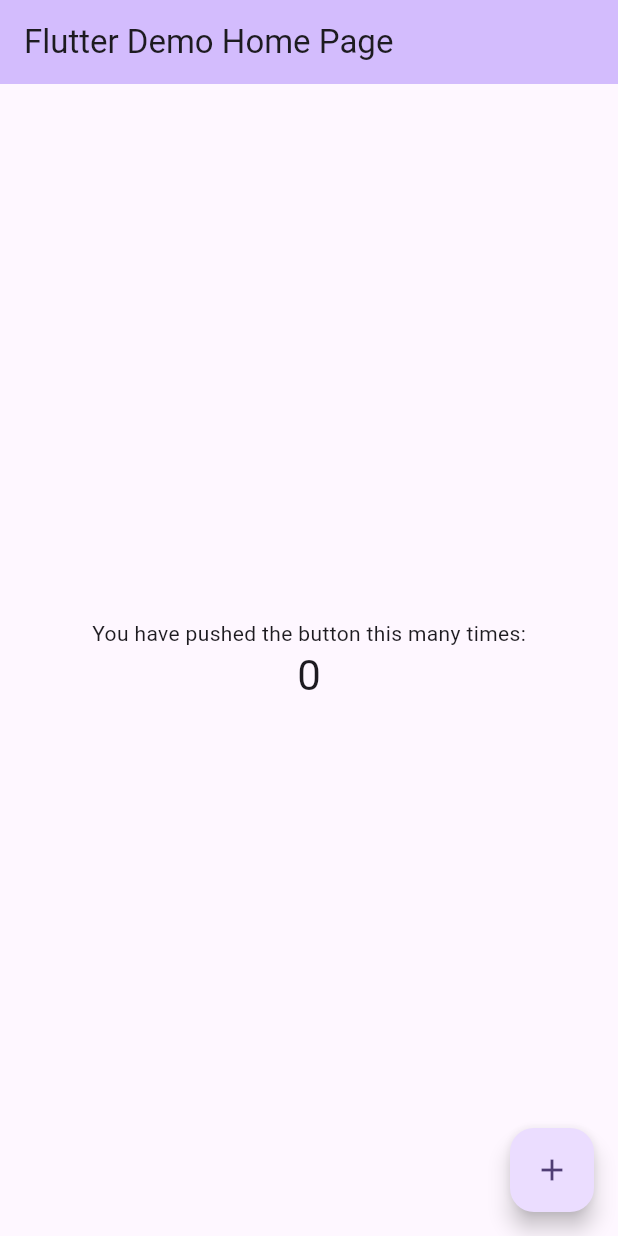
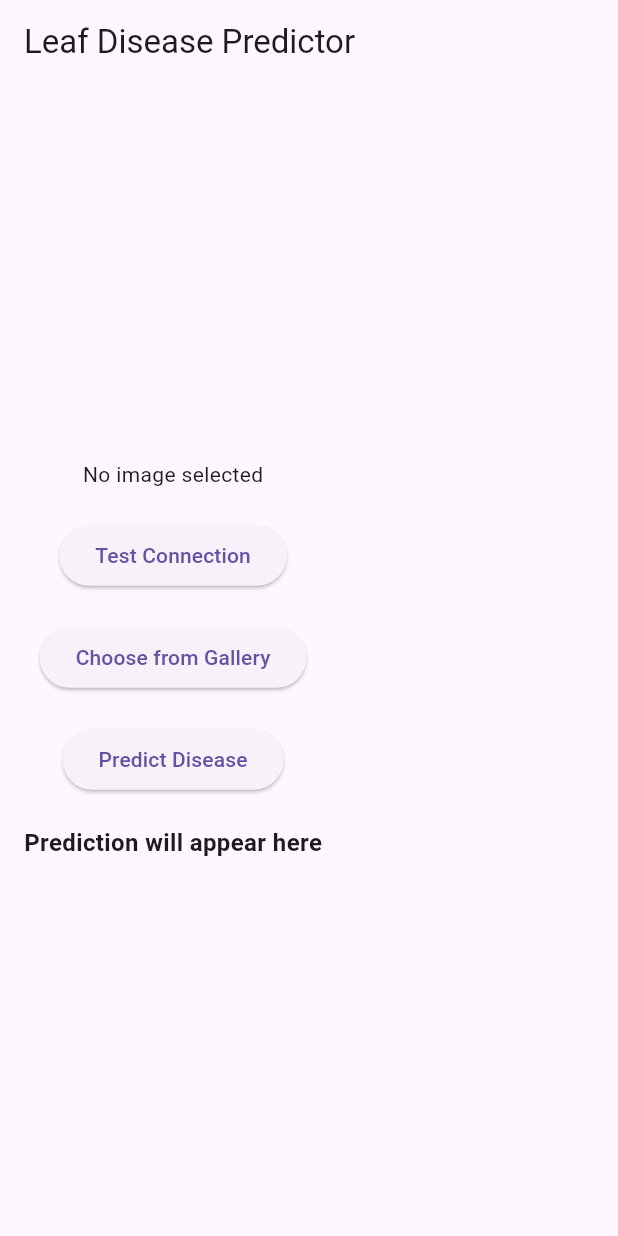
Before and after one commit to farisazny/MAD-Leaf-Disease-Flutter-App, a Flutter app: the screen it shows after launch, on a phone screen of 412 x 824 dp. Run offline on Flutter 3.47's test engine with Material 3 defaults, Android fonts, the phone set to English and light mode, and no system bars; our stand-ins replace image_picker.

Commit message:
Made main.dart for Predict Page
can be changed later as it's own predict.dart. I did this to test calling the API from Flutter.

```diff
--- a/flutter_leaf_disease_app/lib/main.dart
+++ b/flutter_leaf_disease_app/lib/main.dart
@@ -1,125 +1,128 @@
+import 'dart:convert';
+import 'package:http/http.dart' as http;
 import 'package:flutter/material.dart';
+import 'dart:io';
+import 'package:image_picker/image_picker.dart';
 
 void main() {
-  runApp(const MyApp());
+  runApp(MyApp());
 }
 
 class MyApp extends StatelessWidget {
-  const MyApp({super.key});
-
-  // This widget is the root of your application.
   @override
   Widget build(BuildContext context) {
     return MaterialApp(
-      title: 'Flutter Demo',
-      theme: ThemeData(
-        // This is the theme of your application.
-        //
-        // TRY THIS: Try running your application with "flutter run". You'll see
-        // the application has a blue toolbar. Then, without quitting the app,
-        // try changing the seedColor in the colorScheme below to Colors.green
-        // and then invoke "hot reload" (save your changes or press the "hot
-        // reload" button in a Flutter-supported IDE, or press "r" if you used
-        // the command line to start the app).
-        //
-        // Notice that the counter didn't reset back to zero; the application
-        // state is not lost during the reload. To reset the state, use hot
-        // restart instead.
-        //
-        // This works for code too, not just values: Most code changes can be
-        // tested with just a hot reload.
-        colorScheme: ColorScheme.fromSeed(seedColor: Colors.deepPurple),
-        useMaterial3: true,
-      ),
-      home: const MyHomePage(title: 'Flutter Demo Home Page'),
+      home: LeafDiseasePredictor(),
     );
   }
 }
 
-class MyHomePage extends StatefulWidget {
-  const MyHomePage({super.key, required this.title});
-
-  // This widget is the home page of your application. It is stateful, meaning
-  // that it has a State object (defined below) that contains fields that affect
-  // how it looks.
-
-  // This class is the configuration for the state. It holds the values (in this
-  // case the title) provided by the parent (in this case the App widget) and
-  // used by the build method of the State. Fields in a Widget subclass are
-  // always marked "final".
-
-  final String title;
-
+class LeafDiseasePredictor extends StatefulWidget {
   @override
-  State<MyHomePage> createState() => _MyHomePageState();
+  _LeafDiseasePredictorState createState() => _LeafDiseasePredictorState();
 }
 
-class _MyHomePageState extends State<MyHomePage> {
-  int _counter = 0;
+class _LeafDiseasePredictorState extends State<LeafDiseasePredictor> {
+  File? _image;
+  String _prediction = "Prediction will appear here";
 
-  void _incrementCounter() {
+  Future<Map<String, dynamic>> detectDisease(String imagePath) async {
+    final String apiUrl = 'http://10.0.2.2:5000/predict'; // Replace with your Flask API endpoint
+
+    try {
+      var request = http.MultipartRequest('POST', Uri.parse(apiUrl))
+        ..files.add(await http.MultipartFile.fromPath('img', imagePath));
+
+      final response = await request.send();
+      final Map<String, dynamic> data = json.decode(await response.stream.bytesToString());
+
+      return data;
+    } catch (e) {
+      throw Exception('Error: $e');
+    }
+  }
+
+  Future<void> _testConnection() async {
+    // Replace the API endpoint with your Flask API endpoint
+    const testConnectionUrl = "http://10.0.2.2:5000/testConnection";
+
+    try {
+      final response = await http.get(Uri.parse(testConnectionUrl));
+
+      if (response.statusCode == 200) {
+        print("Connection Successful");
+      } else {
+        print("Connection Failed");
+      }
+    } catch (e) {
+      print("Error: $e");
+    }
+  }
+
+  Future<void> _getImageFromGallery() async {
+    final image = await ImagePicker().getImage(source: ImageSource.gallery);
+    if (image != null) {
+      setState(() {
+        _image = File(image.path);
+      });
+    }
+  }
+
+Future<void> _predictLeafDisease() async {
+  if (_image == null) {
+    return;
+  }
+
+  try {
+    final result = await detectDisease(_image!.path);
+
     setState(() {
-      // This call to setState tells the Flutter framework that something has
-      // changed in this State, which causes it to rerun the build method below
-      // so that the display can reflect the updated values. If we changed
-      // _counter without calling setState(), then the build method would not be
-      // called again, and so nothing would appear to happen.
-      _counter++;
+      final accuracy = result['Accuracy'];
+      _prediction = "Prediction: ${result['Label Name']} (Accuracy: ${accuracy != null ? accuracy.toStringAsFixed(2) : 'N/A'})";
     });
+  } catch (e) {
+    // Handle errors
+    print(e.toString());
   }
+}
 
   @override
   Widget build(BuildContext context) {
-    // This method is rerun every time setState is called, for instance as done
-    // by the _incrementCounter method above.
-    //
-    // The Flutter framework has been optimized to make rerunning build methods
-    // fast, so that you can just rebuild anything that needs updating rather
-    // than having to individually change instances of widgets.
     return Scaffold(
       appBar: AppBar(
-        // TRY THIS: Try changing the color here to a specific color (to
-        // Colors.amber, perhaps?) and trigger a hot reload to see the AppBar
-        // change color while the other colors stay the same.
-        backgroundColor: Theme.of(context).colorScheme.inversePrimary,
-        // Here we take the value from the MyHomePage object that was created by
-        // the App.build method, and use it to set our appbar title.
-        title: Text(widget.title),
+        title: const Text("Leaf Disease Predictor"),
       ),
-      body: Center(
-        // Center is a layout widget. It takes a single child and positions it
-        // in the middle of the parent.
+      body: Padding(
+        padding: const EdgeInsets.all(16.0),
         child: Column(
-          // Column is also a layout widget. It takes a list of children and
-          // arranges them vertically. By default, it sizes itself to fit its
-          // children horizontally, and tries to be as tall as its parent.
-          //
-          // Column has various properties to control how it sizes itself and
-          // how it positions its children. Here we use mainAxisAlignment to
-          // center the children vertically; the main axis here is the vertical
-          // axis because Columns are vertical (the cross axis would be
-          // horizontal).
-          //
-          // TRY THIS: Invoke "debug painting" (choose the "Toggle Debug Paint"
-          // action in the IDE, or press "p" in the console), to see the
-          // wireframe for each widget.
           mainAxisAlignment: MainAxisAlignment.center,
-          children: <Widget>[
-            const Text(
-              'You have pushed the button this many times:',
+          children: [
+            _image != null
+                ? Image.file(_image!, height: 200, width: 200)
+                : const Text("No image selected"),
+            const SizedBox(height: 20),
+            ElevatedButton(
+              onPressed: _testConnection,
+              child: const Text("Test Connection"),
             ),
+            const SizedBox(height: 20),
+            ElevatedButton(
+              onPressed: _getImageFromGallery,
+              child: const Text("Choose from Gallery"),
+            ),
+            const SizedBox(height: 20),
+            ElevatedButton(
+              onPressed: _predictLeafDisease,
+              child: const Text("Predict Disease"),
+            ),
+            const SizedBox(height: 20),
             Text(
-              '$_counter',
-              style: Theme.of(context).textTheme.headlineMedium,
+              _prediction,
+              style: const TextStyle(fontSize: 16, fontWeight: FontWeight.bold),
             ),
           ],
         ),
       ),
-      floatingActionButton: FloatingActionButton(
-        onPressed: _incrementCounter,
-        tooltip: 'Increment',
-        child: const Icon(Icons.add),
-      ), // This trailing comma makes auto-formatting nicer for build methods.
     );
   }
 }
--- a/flutter_leaf_disease_app/pubspec.yaml
+++ b/flutter_leaf_disease_app/pubspec.yaml
@@ -30,6 +30,8 @@ environment:
 dependencies:
   flutter:
     sdk: flutter
+  http: ^0.13.3
+  image_picker: ^0.8.4
 
 
   # The following adds the Cupertino Icons font to your application.
```
Also changed, not shown: SampleLeaf1.jpg (added), Screenshot - Setup to Run.png (added), flutter_leaf_disease_app/pubspec.lock, 8 other files.
